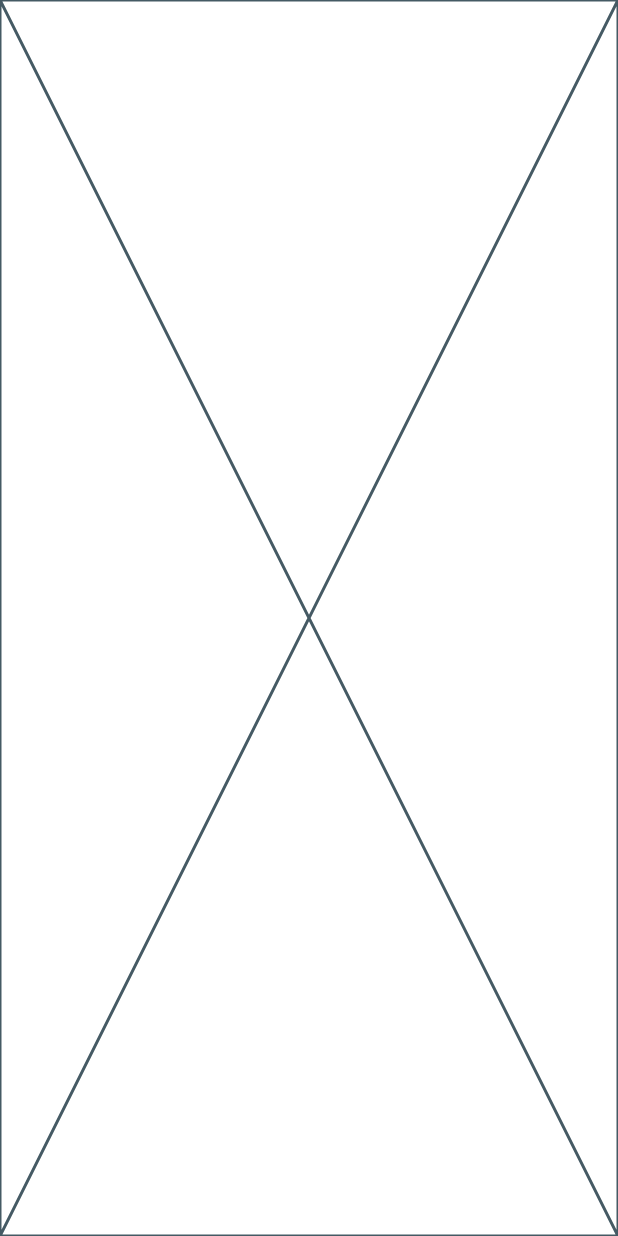
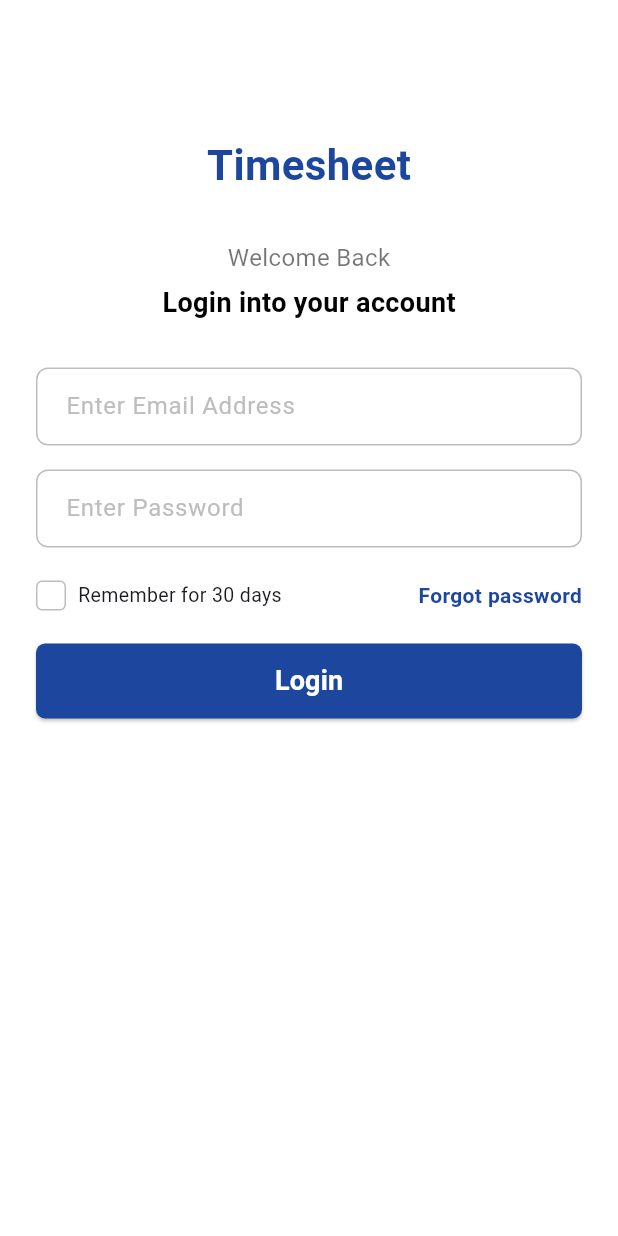
Before and after one commit to Ammara-Akbar/TimeSheet, a Flutter app: the screen it shows after launch, on a phone screen of 412 x 824 dp. Run offline on Flutter 3.47's test engine with Material 3 defaults, Android fonts, the phone set to English and light mode, and no system bars.

Commit message:
login screen

```diff
--- a/timesheet/lib/main.dart
+++ b/timesheet/lib/main.dart
@@ -12,26 +12,7 @@ class MyApp extends StatelessWidget {
   @override
   Widget build(BuildContext context) {
     return MaterialApp(
-      title: 'Flutter Demo',
-      theme: ThemeData(
-        // This is the theme of your application.
-        //
-        // TRY THIS: Try running your application with "flutter run". You'll see
-        // the application has a purple toolbar. Then, without quitting the app,
-        // try changing the seedColor in the colorScheme below to Colors.green
-        // and then invoke "hot reload" (save your changes or press the "hot
-        // reload" button in a Flutter-supported IDE, or press "r" if you used
-        // the command line to start the app).
-        //
-        // Notice that the counter didn't reset back to zero; the application
-        // state is not lost during the reload. To reset the state, use hot
-        // restart instead.
-        //
-        // This works for code too, not just values: Most code changes can be
-        // tested with just a hot reload.
-        colorScheme: ColorScheme.fromSeed(seedColor: Colors.deepPurple),
-        useMaterial3: true,
-      ),
+     debugShowCheckedModeBanner: false,
       home: SplashScreen()
     );
   }
--- /dev/null
+++ b/timesheet/lib/screens/login_screen.dart
@@ -0,0 +1,190 @@
+import 'package:flutter/material.dart';
+import 'package:timesheet/utils/colors.dart';
+
+class LoginScreen extends StatefulWidget {
+  const LoginScreen({super.key});
+
+  @override
+  State<LoginScreen> createState() => _LoginScreenState();
+}
+
+class _LoginScreenState extends State<LoginScreen> {
+  bool rememberMe = false;
+
+  @override
+  Widget build(BuildContext context) {
+    return Scaffold(
+      backgroundColor: Colors.white,
+      body: SafeArea(
+        child: Padding(
+          padding: const EdgeInsets.symmetric(horizontal: 24),
+          child: Column(
+            crossAxisAlignment: CrossAxisAlignment.center,
+            children: [
+              const SizedBox(height: 90),
+
+              // App Title
+              const Text(
+                "Timesheet",
+                style: TextStyle(
+                  color: AppColors.primaryColor,
+                  fontSize: 28,
+                  fontWeight: FontWeight.bold,
+                ),
+              ),
+              const SizedBox(height: 30),
+
+              // Welcome Text
+              const Text(
+                "Welcome Back",
+                style: TextStyle(
+                  color: Colors.black54,
+                  fontSize: 16,
+                ),
+              ),
+              const SizedBox(height: 6),
+
+              // Login Subtitle
+              const Text(
+                "Login into your account",
+                style: TextStyle(
+                  color: Colors.black,
+                  fontSize: 18,
+                  fontWeight: FontWeight.w600,
+                ),
+              ),
+              const SizedBox(height: 30),
+
+              // Email Field
+              TextField(
+                cursorColor: AppColors.primaryColor,
+                decoration: InputDecoration(
+                  hintText: "Enter Email Address",
+                  hintStyle: TextStyle(color: Colors.grey.shade400),
+                  contentPadding:
+                      const EdgeInsets.symmetric(horizontal: 16, vertical: 14),
+                  border: OutlineInputBorder(
+                    borderRadius: BorderRadius.circular(8),
+                  ),
+                  focusedBorder: OutlineInputBorder(
+                    borderSide: BorderSide(color: AppColors.primaryColor),
+                    borderRadius: BorderRadius.circular(8),
+                  ),
+                  enabledBorder: OutlineInputBorder(
+                    borderSide: BorderSide(color: Colors.grey.shade400),
+                    borderRadius: BorderRadius.circular(8),
+                  ),
+                ),
+              ),
+              const SizedBox(height: 16),
+
+              // Password Field
+              TextField(
+                cursorColor: AppColors.primaryColor,
+                obscureText: true,
+                decoration: InputDecoration(
+                  hintText: "Enter Password",
+                  hintStyle: TextStyle(color: Colors.grey.shade400),
+                  contentPadding:
+                      const EdgeInsets.symmetric(horizontal: 16, vertical: 14),
+                  border: OutlineInputBorder(
+                    borderRadius: BorderRadius.circular(8),
+                  ),
+                  focusedBorder: OutlineInputBorder(
+                    borderSide: BorderSide(color: AppColors.primaryColor),
+                    borderRadius: BorderRadius.circular(8),
+                  ),
+                  enabledBorder: OutlineInputBorder(
+                    borderSide: BorderSide(color: Colors.grey.shade400),
+                    borderRadius: BorderRadius.circular(8),
+                  ),
+                ),
+              ),
+              const SizedBox(height: 22),
+
+              // Remember Me & Forgot Password
+              Row(
+                mainAxisAlignment: MainAxisAlignment.spaceBetween,
+                children: [
+                  Row(
+                    children: [
+                      // Custom Checkbox
+                      GestureDetector(
+                        onTap: () {
+                          setState(() {
+                            rememberMe = !rememberMe;
+                          });
+                        },
+                        child: Container(
+                          width: 20,
+                          height: 20,
+                          decoration: BoxDecoration(
+                            color: rememberMe
+                                ? AppColors.primaryColor
+                                : Colors.white,
+                            border: Border.all(
+                              color:  rememberMe
+                                ? AppColors.primaryColor
+                                : Colors.grey.shade400,
+
+                            ),
+                            borderRadius: BorderRadius.circular(
+                                4), // square with slight round
+                          ),
+                          child: rememberMe
+                              ? const Icon(
+                                  Icons.check,
+                                  size: 16,
+                                  color: Colors.white,
+                                )
+                              : null,
+                        ),
+                      ),
+                      const SizedBox(width: 8),
+                      const Text(
+                        "Remember for 30 days",
+                        style: TextStyle(fontSize: 13),
+                      ),
+                    ],
+                  ),
+                  Text(
+                    "Forgot password",
+                    style: TextStyle(
+                      color: AppColors.primaryColor,
+                      fontSize: 14,
+                      fontWeight: FontWeight.w600
+                    ),
+                  ),
+                ],
+              ),
+              const SizedBox(height: 22),
+
+              // Login Button
+              SizedBox(
+                width: double.infinity,
+                height: 50,
+                child: ElevatedButton(
+                  onPressed: () {},
+                  style: ElevatedButton.styleFrom(
+                    backgroundColor: AppColors.primaryColor,
+                    shape: RoundedRectangleBorder(
+                      borderRadius: BorderRadius.circular(6),
+                    ),
+                  ),
+                  child:  Text(
+                    "Login",
+                    style: TextStyle(
+                      color: Colors.white,
+                      fontSize: 18,
+                      fontWeight: FontWeight.w600,
+                    ),
+                  ),
+                ),
+              ),
+            ],
+          ),
+        ),
+      ),
+    );
+  }
+}
--- a/timesheet/lib/splash_screen.dart
+++ b/timesheet/lib/splash_screen.dart
@@ -3,6 +3,7 @@
 import 'dart:async';
 import 'package:flutter/material.dart';
 import 'package:timesheet/screens/home_screen.dart';
+import 'package:timesheet/screens/login_screen.dart';
 import 'package:timesheet/utils/my_images.dart';
 import 'utils/colors.dart';
 
@@ -21,7 +22,7 @@ class _SplashScreenState extends State<SplashScreen> {
     Timer(const Duration(seconds: 2), () {
       Navigator.pushReplacement(
         context,
-        MaterialPageRoute(builder: (_) => const HomeScreen()),
+        MaterialPageRoute(builder: (_) => const LoginScreen()),
       );
     });
   }
@@ -43,7 +44,7 @@ class _SplashScreenState extends State<SplashScreen> {
              Text(
               'Timesheet',
               style: TextStyle(
-                fontSize: 22,
+                fontSize: 40,
                 letterSpacing: 2.6,
                 fontWeight: FontWeight.bold,
                 color: AppColors.primaryColor
```
